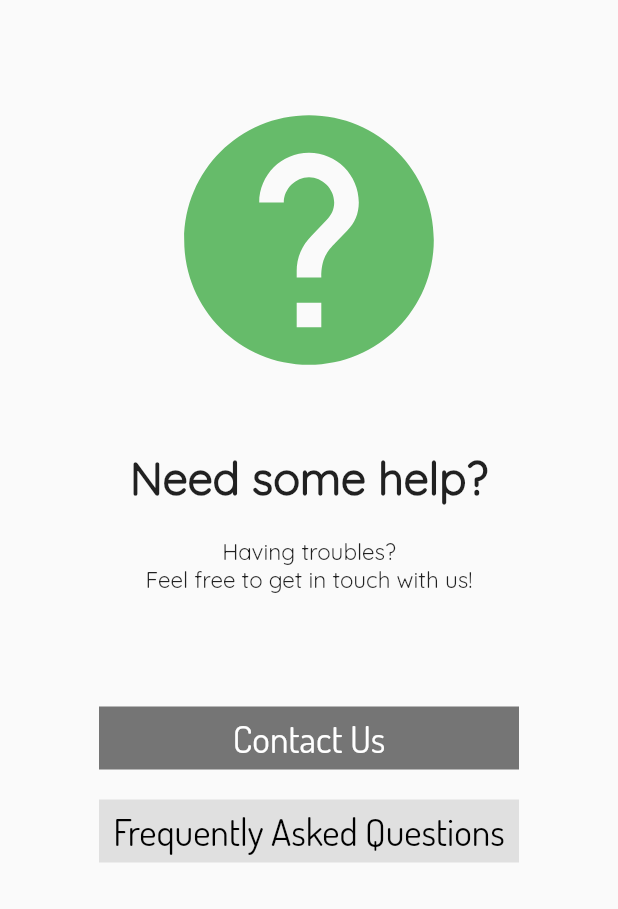
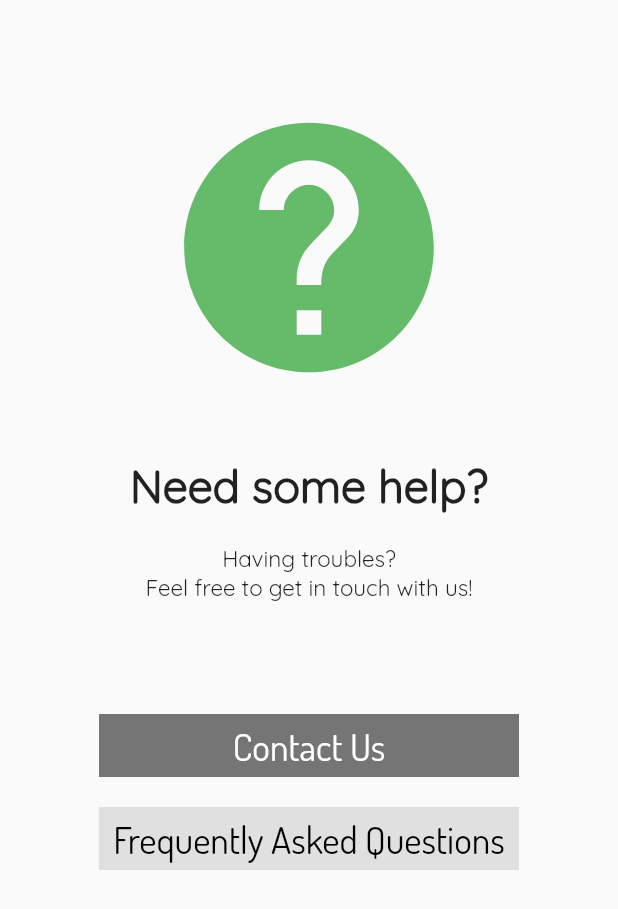
Before and after one commit to cruzhansm/sancaon, a Flutter app: the HelpPage widget shown alone on an empty page, opened directly, on a phone screen of 412 x 824 dp. Shown: the top 909 px of the screen. Run offline on Flutter 3.47's test engine with Material 2 defaults, Android fonts, the phone set to English and light mode, and no system bars; our stand-ins replace outline_material_icons, splashscreen.

Commit message:
put help in safearea,, minor adjustment (padding)

```diff
--- a/lib/faq.dart
+++ b/lib/faq.dart
@@ -24,6 +24,8 @@ class FaqPage extends StatelessWidget{
                 child: new Text(
                   'FAQ',
                   style: TextStyle(
+                    fontFamily: "Quicksand",
+                    fontWeight: FontWeight.bold,
                     fontSize: 50.0
                   )
                 )
--- a/lib/help.dart
+++ b/lib/help.dart
@@ -5,17 +5,18 @@ import 'predef_appbar_other.dart';
 class HelpPage extends StatelessWidget {
   @override
   Widget build(BuildContext context) {
-    return new Center(
+    return new SafeArea(
+      child: Center(
       child: new Container(
         constraints: BoxConstraints(
           maxWidth: 280.0,
           minWidth: 280.0
         ),
-        //color: Colors.red,
+        // color: Colors.red,
         child: new Column(
           children: <Widget>[
             new Container(
-              margin: EdgeInsets.only(top: 60.0),
+              margin: EdgeInsets.only(top: 65.0),
             ),
             new Icon(
               Icons.help,
@@ -100,6 +101,7 @@ class HelpPage extends StatelessWidget {
           ],
         ),
       ),
+    )
     );
   }
 }
```
